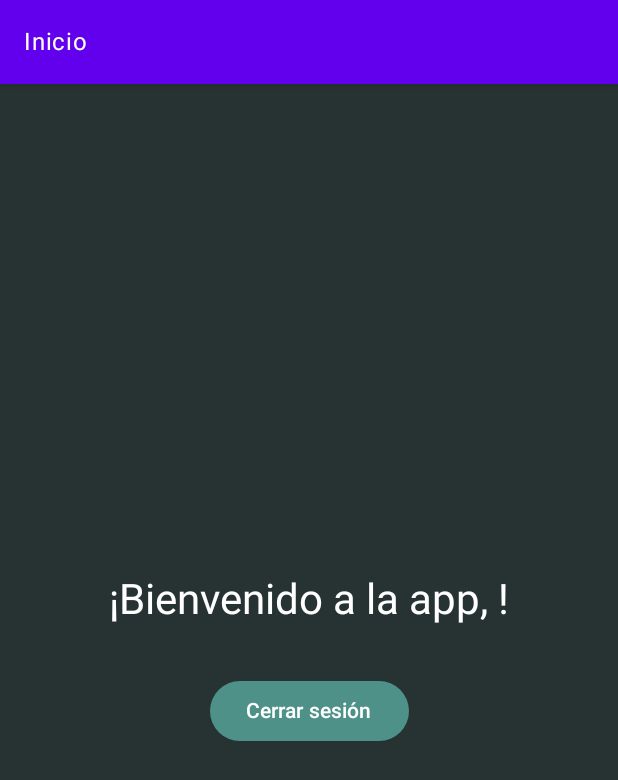
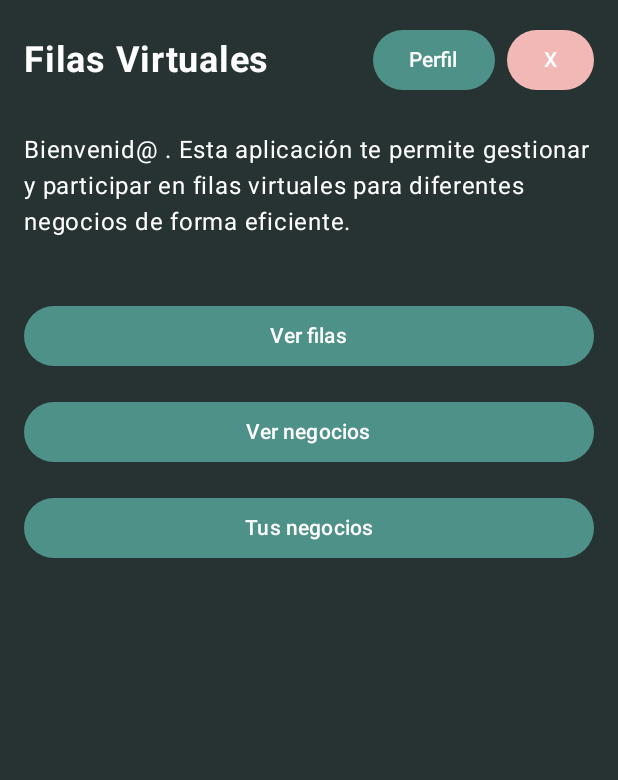
Before and after one commit to Zarael25/FrontendAPK, an Android app built with Jetpack Compose: the composable HomeScreen called with empty values, on a phone screen of 412 x 824 dp. Shown: the top 780 px of the screen. Run offline under Robolectric (Android 15) with nearby library versions, the phone set to English and light mode, and no system bars; Roboto replaces fonts that are not available here.

```diff
--- a/app/build.gradle.kts
+++ b/app/build.gradle.kts
@@ -50,7 +50,7 @@ android {
 }
 
 dependencies {
-
+    implementation("com.jakewharton.retrofit:retrofit2-kotlin-coroutines-adapter:0.9.2")
     // Retrofit
     implementation("com.squareup.retrofit2:retrofit:2.9.0")
     implementation("com.squareup.retrofit2:converter-gson:2.9.0")
--- a/app/src/main/java/com/example/frontendapk/data/ApiService.kt
+++ b/app/src/main/java/com/example/frontendapk/data/ApiService.kt
@@ -3,6 +3,8 @@ package com.example.frontendapk.data
 import retrofit2.Call
 import retrofit2.http.Body
 import retrofit2.http.POST
+import retrofit2.http.GET
+import retrofit2.http.Header
 
 interface ApiService {
     @POST("api/usuarios/registro/")
@@ -11,4 +13,8 @@ interface ApiService {
     @POST("api/usuarios/login/")
     fun loginUser(@Body request: LoginRequest): Call<LoginResponse>
 
+    @GET("api/usuarios/perfil/")
+    fun getUserProfile(@Header("Authorization") token: String): Call<UserProfileResponse>
+
+
 }
--- a/app/src/main/java/com/example/frontendapk/navigation/AppScreens.kt
+++ b/app/src/main/java/com/example/frontendapk/navigation/AppScreens.kt
@@ -4,4 +4,5 @@ sealed class AppScreens(val route:String){
     object SplashScreen: AppScreens(route = "splash_screen")
     object RegisterScreen: AppScreens(route = "register_screen")
     object LoginScreen : AppScreens(route = "login_screen")
+    object PerfilScreen : AppScreens(route = "perfil_screen")
 }
--- a/app/src/main/java/com/example/frontendapk/view/HomeScreen.kt
+++ b/app/src/main/java/com/example/frontendapk/view/HomeScreen.kt
@@ -7,52 +7,101 @@ import androidx.compose.material3.*
 import androidx.compose.runtime.Composable
 import androidx.compose.ui.Alignment
 import androidx.compose.ui.Modifier
+import androidx.compose.ui.platform.LocalContext
+import androidx.compose.ui.text.font.FontWeight
 import androidx.compose.ui.unit.dp
+import androidx.compose.ui.unit.sp
 import androidx.navigation.NavController
-import androidx.compose.material.TopAppBar
-import androidx.compose.ui.platform.LocalContext
 
 @Composable
 fun HomeScreen(navController: NavController, nombre: String) {
-    // Obtener el contexto
     val context = LocalContext.current
 
-    Scaffold(
-        topBar = {
-            TopAppBar(
-                title = { Text(text = "Inicio") }
-            )
-        }
-    ) { paddingValues ->
+    Scaffold { paddingValues ->
         Column(
             modifier = Modifier
                 .fillMaxSize()
                 .padding(paddingValues)
                 .padding(16.dp),
-            verticalArrangement = Arrangement.Center,
+            verticalArrangement = Arrangement.Top,
             horizontalAlignment = Alignment.CenterHorizontally
         ) {
+            // Banner superior
+            Row(
+                modifier = Modifier
+                    .fillMaxWidth()
+                    .padding(bottom = 24.dp),
+                horizontalArrangement = Arrangement.SpaceBetween,
+                verticalAlignment = Alignment.CenterVertically
+            ) {
                 Text(
-                text = "¡Bienvenido a la app, $nombre!",
-                style = MaterialTheme.typography.headlineMedium
+                    text = "Filas Virtuales",
+                    fontSize = 24.sp,
+                    fontWeight = FontWeight.Bold
                 )
 
-            Spacer(modifier = Modifier.height(32.dp))
+                Row {
+                    Button(
+                        onClick = {
+                            navController.navigate("perfil_screen")
+                        },
+                        modifier = Modifier.padding(end = 8.dp)
+                    ) {
+                        Text("Perfil")
+                    }
 
-            Button(onClick = {
-                // Eliminar el token de acceso de las SharedPreferences
+                    Button(
+                        onClick = {
+                            // Cerrar sesión: eliminar token
                             val sharedPreferences = context.getSharedPreferences("app_prefs", Context.MODE_PRIVATE)
                             sharedPreferences.edit().remove("ACCESS_TOKEN").apply()
 
-                // Mostrar mensaje de éxito
                             Toast.makeText(context, "Sesión cerrada", Toast.LENGTH_SHORT).show()
 
-                // Navegar a la pantalla de Login
                             navController.navigate("login_screen") {
                                 popUpTo("home_screen") { inclusive = true }
                             }
-            }) {
-                Text("Cerrar sesión")
+                        },
+                        colors = ButtonDefaults.buttonColors(containerColor = MaterialTheme.colorScheme.error)
+                    ) {
+                        Text("X")
+                    }
+                }
+            }
+
+            // Descripción de la app
+            Text(
+                text = "Bienvenid@ $nombre. Esta aplicación te permite gestionar y participar en filas virtuales para diferentes negocios de forma eficiente.",
+                fontSize = 16.sp,
+                modifier = Modifier.padding(bottom = 32.dp)
+            )
+
+            // Botones de navegación
+            Button(
+                onClick = { navController.navigate("filas_screen") },
+                modifier = Modifier
+                    .fillMaxWidth()
+                    .padding(vertical = 8.dp)
+            ) {
+                Text("Ver filas")
+            }
+
+            Button(
+                onClick = { navController.navigate("negocios_screen") },
+                modifier = Modifier
+                    .fillMaxWidth()
+                    .padding(vertical = 8.dp)
+            ) {
+                Text("Ver negocios")
+            }
+
+            Button(
+                onClick = { navController.navigate("tus_negocios_screen") },
+                modifier = Modifier
+                    .fillMaxWidth()
+                    .padding(vertical = 8.dp)
+            ) {
+                Text("Tus negocios")
             }
         }
     }
```
Also changed, not shown: app/src/main/java/com/example/frontendapk/data/UserProfileResponse.kt (added, +10 -0 lines), app/src/main/java/com/example/frontendapk/navigation/AppNavigation.kt (+7 -0 lines), app/src/main/java/com/example/frontendapk/view/PerfilScreen.kt (added, +97 -0 lines), 1 other file. Lines whose indentation alone changed are shown as unchanged.
